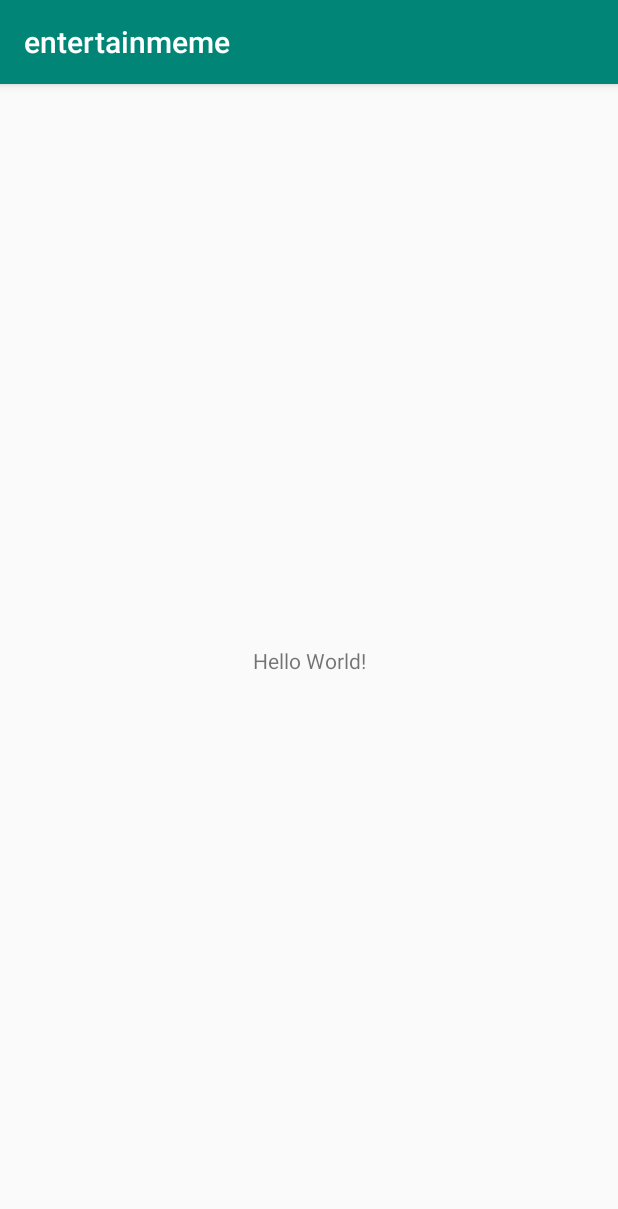
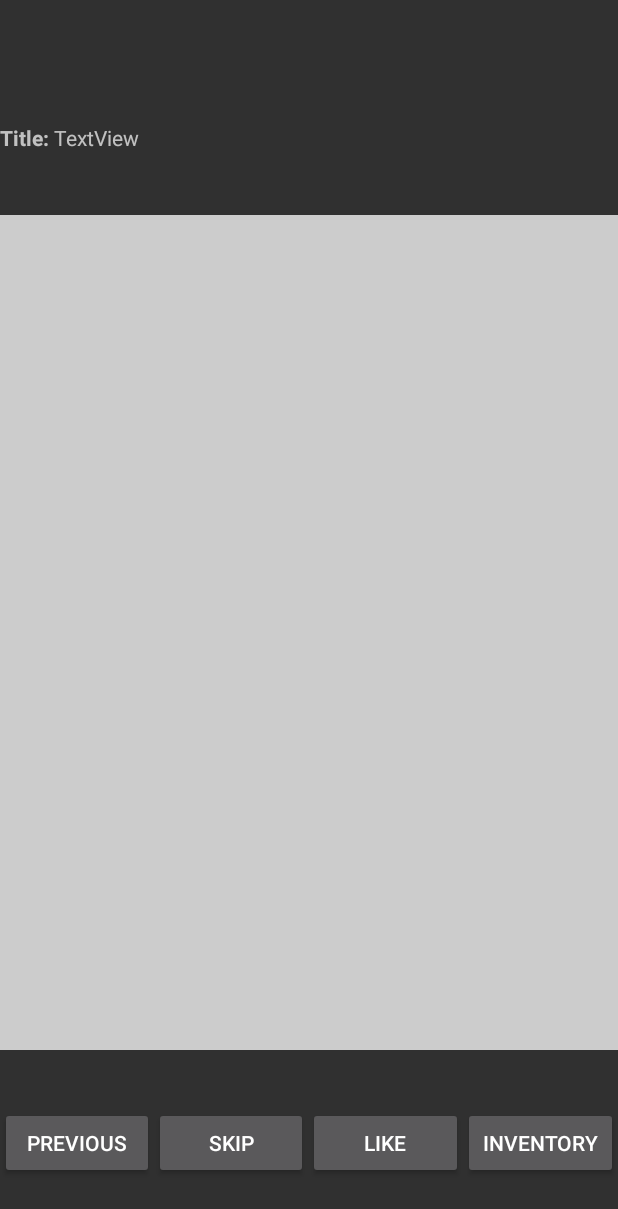
Before and after one commit to rickkoh/entertainmeme, an Android app: the screen it shows after launch (MainActivity), on a phone screen of 412 x 824 dp. Shown: the top 1209 px of the screen. Run offline under Robolectric (Android 15) with nearby library versions, the phone set to English and light mode, and no system bars.

Commit message:
added basic layout

```diff
--- a/app/src/main/AndroidManifest.xml
+++ b/app/src/main/AndroidManifest.xml
@@ -1,6 +1,9 @@
 <?xml version="1.0" encoding="utf-8"?>
 <manifest xmlns:android="http://schemas.android.com/apk/res/android"
     package="com.example.entertainmeme">
+
+    // Enabled internet
+    <uses-permission android:name="android.permission.INTERNET" />
 
     <application
         android:allowBackup="true"
@@ -9,13 +12,16 @@
         android:roundIcon="@mipmap/ic_launcher_round"
         android:supportsRtl="true"
         android:theme="@style/AppTheme">
-        <activity android:name=".MainActivity">
+        <activity android:name=".MainActivity"
+            android:theme="@style/Theme.AppCompat.NoActionBar">
             <intent-filter>
                 <action android:name="android.intent.action.MAIN" />
 
                 <category android:name="android.intent.category.LAUNCHER" />
             </intent-filter>
         </activity>
+        <activity android:name=".InventoryActivity"
+            android:theme="@style/Theme.AppCompat.NoActionBar"/>
     </application>
 
 </manifest>
--- /dev/null
+++ b/app/src/main/java/com/example/entertainmeme/InventoryActivity.java
@@ -0,0 +1,13 @@
+package com.example.entertainmeme;
+
+import android.os.Bundle;
+import android.support.v7.app.AppCompatActivity;
+
+public class InventoryActivity extends AppCompatActivity {
+
+    @Override
+    protected void onCreate(Bundle savedInstanceState) {
+        super.onCreate(savedInstanceState);
+        setContentView(R.layout.activity_inventory);
+    }
+}
--- a/app/src/main/java/com/example/entertainmeme/MainActivity.java
+++ b/app/src/main/java/com/example/entertainmeme/MainActivity.java
@@ -1,13 +1,34 @@
 package com.example.entertainmeme;
 
+import android.content.Intent;
 import android.support.v7.app.AppCompatActivity;
 import android.os.Bundle;
+import android.view.View;
+import android.widget.Button;
+
+import java.net.URL;
 
 public class MainActivity extends AppCompatActivity {
+
+    Button previousBtn;
+    Button skipBtn;
+    Button likeBtn;
+    Button inventoryBtn;
+
 
     @Override
     protected void onCreate(Bundle savedInstanceState) {
         super.onCreate(savedInstanceState);
         setContentView(R.layout.activity_main);
+
+        inventoryBtn = (Button)findViewById(R.id.inventoryBtn);
+
+        inventoryBtn.setOnClickListener(new View.OnClickListener() {
+            @Override
+            public void onClick(View v) {
+                Intent i = new Intent(MainActivity.this, InventoryActivity.class);
+                startActivity(i);
+            }
+        });
     }
 }
--- /dev/null
+++ b/app/src/main/java/com/example/entertainmeme/Meme.java
@@ -0,0 +1,4 @@
+package com.example.entertainmeme;
+
+public class Meme {
+}
--- /dev/null
+++ b/app/src/main/res/layout/_meme.xml
@@ -0,0 +1,6 @@
+<?xml version="1.0" encoding="utf-8"?>
+<android.support.constraint.ConstraintLayout
+    xmlns:android="http://schemas.android.com/apk/res/android" android:layout_width="match_parent"
+    android:layout_height="match_parent">
+
+</android.support.constraint.ConstraintLayout>
--- /dev/null
+++ b/app/src/main/res/layout/activity_inventory.xml
@@ -0,0 +1,6 @@
+<?xml version="1.0" encoding="utf-8"?>
+<android.support.constraint.ConstraintLayout
+    xmlns:android="http://schemas.android.com/apk/res/android" android:layout_width="match_parent"
+    android:layout_height="match_parent">
+
+</android.support.constraint.ConstraintLayout>
--- a/app/src/main/res/layout/activity_main.xml
+++ b/app/src/main/res/layout/activity_main.xml
@@ -6,13 +6,90 @@
     android:layout_height="match_parent"
     tools:context=".MainActivity">
 
-    <TextView
-        android:layout_width="wrap_content"
-        android:layout_height="wrap_content"
-        android:text="Hello World!"
-        app:layout_constraintBottom_toBottomOf="parent"
-        app:layout_constraintLeft_toLeftOf="parent"
-        app:layout_constraintRight_toRightOf="parent"
-        app:layout_constraintTop_toTopOf="parent" />
+    <LinearLayout
+        android:weightSum="100"
+        android:layout_width="match_parent"
+        android:layout_height="match_parent"
+        android:orientation="vertical">
+
+        <LinearLayout
+            android:layout_weight="10"
+            android:layout_width="match_parent"
+            android:layout_height="0dp"
+            android:orientation="horizontal"></LinearLayout>
+
+        <LinearLayout
+            android:layout_weight="75"
+            android:weightSum="100"
+            android:layout_width="match_parent"
+            android:layout_height="0dp"
+            android:orientation="vertical">
+
+            <LinearLayout
+                android:layout_weight="10"
+                android:layout_width="match_parent"
+                android:layout_height="0dp"
+                android:orientation="horizontal">
+
+                <TextView
+                    android:layout_width="wrap_content"
+                    android:layout_height="wrap_content"
+                    android:text="Title: "
+                    android:textStyle="bold" />
+
+                <TextView
+                    android:id="@+id/titleTextView"
+                    android:layout_width="wrap_content"
+                    android:layout_height="wrap_content"
+                    android:text="TextView" />
+            </LinearLayout>
+
+            <ImageView
+                android:layout_weight="90"
+                android:id="@+id/imageView"
+                android:background="#ccc"
+                android:layout_width="match_parent"
+                android:layout_height="0dp"
+                tools:srcCompat="@tools:sample/avatars" />
+        </LinearLayout>
+
+        <LinearLayout
+            android:layout_weight="15"
+            android:gravity="center_vertical"
+            android:layout_width="match_parent"
+            android:layout_height="0dp"
+            android:orientation="horizontal"
+            android:weightSum="100">
+
+            <Button
+                android:id="@+id/previousBtn"
+                android:layout_width="0dp"
+                android:layout_height="wrap_content"
+                android:layout_weight="25"
+                android:text="Previous" />
+
+            <Button
+                android:id="@+id/skipBtn"
+                android:layout_width="0dp"
+                android:layout_height="wrap_content"
+                android:layout_weight="25"
+                android:text="Skip" />
+
+            <Button
+                android:id="@+id/likeBtn"
+                android:layout_width="0dp"
+                android:layout_height="wrap_content"
+                android:layout_weight="25"
+                android:text="Like" />
+
+            <Button
+                android:id="@+id/inventoryBtn"
+                android:layout_width="0dp"
+                android:layout_height="wrap_content"
+                android:layout_weight="25"
+                android:text="Inventory" />
+
+        </LinearLayout>
+    </LinearLayout>
 
 </android.support.constraint.ConstraintLayout>
```
